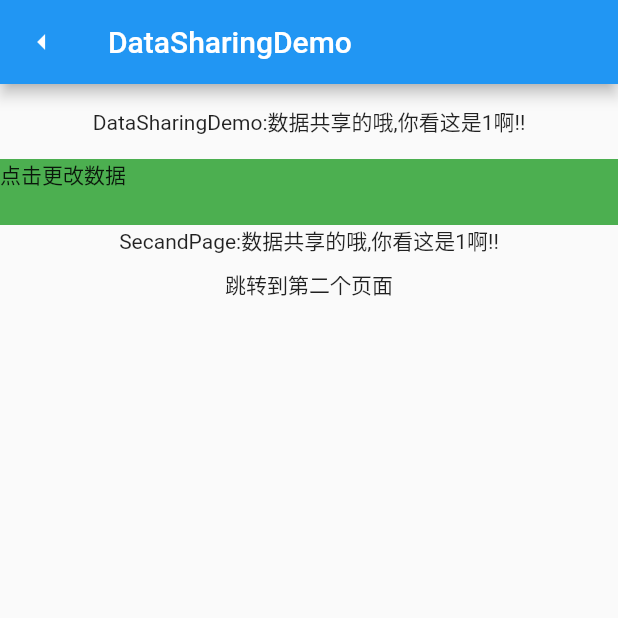
After one commit to kwhuang/Flutter_Demo, a Flutter app: the DataSharingDemo screen opened directly, after a tap on "点击更改数据", on a phone screen of 412 x 824 dp, the top half of it. The commit adds this screen. Run offline on Flutter 3.47's test engine with Material 2 defaults, Android fonts, the phone set to English and light mode, and no system bars; our stand-ins replace rxdart, shared_preferences; accounts and stored records are empty.

Commit message:
状态管理

```diff
--- a/flutter_widget_demo/lib/main.dart
+++ b/flutter_widget_demo/lib/main.dart
@@ -11,6 +11,7 @@ import 'widget_demo/CustumDialogDemo.dart';
 import 'widget_demo/CustomAppBarDemo.dart';
 import 'widget_demo/CupertinoDemo.dart';
 import 'widget_demo/ListViewCutDownDemo.dart';
+import 'widget_demo/DataSharingDemo.dart';
 
 void main() => runApp(MyApp());
 
@@ -139,7 +140,8 @@ class ListDemo extends StatelessWidget {
     'SharePreferences',
     'TranstionPushDemo',
     'CustumDialogDemo',
-    'ListViewCutDownDemo'
+    'ListViewCutDownDemo',
+    'DataSharingDemo'
   ];
 
   @override
@@ -202,6 +204,11 @@ class ListDemo extends StatelessWidget {
                       context, MaterialPageRoute(builder: (BuildContext context) {
                     return ListViewCutDownDemo();
                   }));
+                }else if (index == 9) {
+                  Navigator.push(
+                      context, MaterialPageRoute(builder: (BuildContext context) {
+                    return DataSharingDemo();
+                  }));
                 }
 
               },
--- /dev/null
+++ b/flutter_widget_demo/lib/widget_demo/DataSharingDemo.dart
@@ -0,0 +1,121 @@
+import 'package:flutter/material.dart';
+import 'package:provider/provider.dart';
+
+class DataSharing with ChangeNotifier {
+
+  int _msgCount = 0;
+
+  int get msgCount => _msgCount;
+
+  set msgCount (int msgCount) {
+    _msgCount = msgCount;
+    notifyListeners();
+  }
+
+}
+
+
+class DataSharingDemo extends StatefulWidget {
+
+  @override
+  _DataSharingDemoState createState() => _DataSharingDemoState();
+}
+
+class _DataSharingDemoState extends State<DataSharingDemo> {
+
+   DataSharing _dataSharing = DataSharing();
+
+  @override
+  void initState() {
+    // TODO: implement initState
+    super.initState();
+  }
+
+  @override
+  Widget build(BuildContext context) {
+    return ChangeNotifierProvider<DataSharing>(
+      builder: (context) => _dataSharing,
+      child: Scaffold(
+        appBar: AppBar(
+          title: Text('DataSharingDemo'),
+          leading: IconButton(
+            icon: Icon(Icons.arrow_left),
+            onPressed: () => Navigator.pop(context),
+          ),
+        ),
+        body: SingleChildScrollView(
+          child: Column(
+            children: <Widget>[
+              Container(
+                height: 50,
+                child: Consumer<DataSharing>(
+                  builder: (context,dataSharing,child){
+                    return Center(
+                      child: Text('DataSharingDemo:数据共享的哦,你看这是${dataSharing.msgCount}啊!!'),
+                    );
+                  },
+                ),
+              ),
+              SizedBox.fromSize(
+                size: Size.fromHeight(44),
+                child: GestureDetector(
+                  behavior: HitTestBehavior.translucent,
+                  child: Container(
+                    height: 40,
+                    width: 100,
+                    color: Colors.green,
+                    child: Text('点击更改数据'),
+                  ),
+                  onTap: (){
+                    debugPrint('点击了更换数据');
+                    _dataSharing.msgCount+=1;
+                  },
+                ),
+              ),
+              SecandPage(dataSharing: _dataSharing,),
+              GestureDetector(
+                behavior: HitTestBehavior.translucent,
+                child: Padding(
+                  padding: const EdgeInsets.all(8.0),
+                  child: Container(
+                    height: 50,
+                    child: Text('跳转到第二个页面'),
+                  ),
+                ),
+              )
+
+            ],
+          ),
+        ),
+      ),
+    );
+  }
+}
+
+class SecandPage extends StatefulWidget {
+
+  final DataSharing dataSharing;
+
+  SecandPage({this.dataSharing});
+
+  @override
+  _SecandPageState createState() => _SecandPageState();
+}
+
+class _SecandPageState extends State<SecandPage> {
+  @override
+  Widget build(BuildContext context) {
+    return ChangeNotifierProvider<DataSharing>(
+      builder: (context) => widget.dataSharing,
+      child: Center(
+        child: Consumer<DataSharing>(
+          builder: (context,dataSharing,child){
+            return Center(
+              child: Text('SecandPage:数据共享的哦,你看这是${dataSharing.msgCount}啊!!'),
+            );
+          },
+        ),
+      ),
+    );
+  }
+}
```
